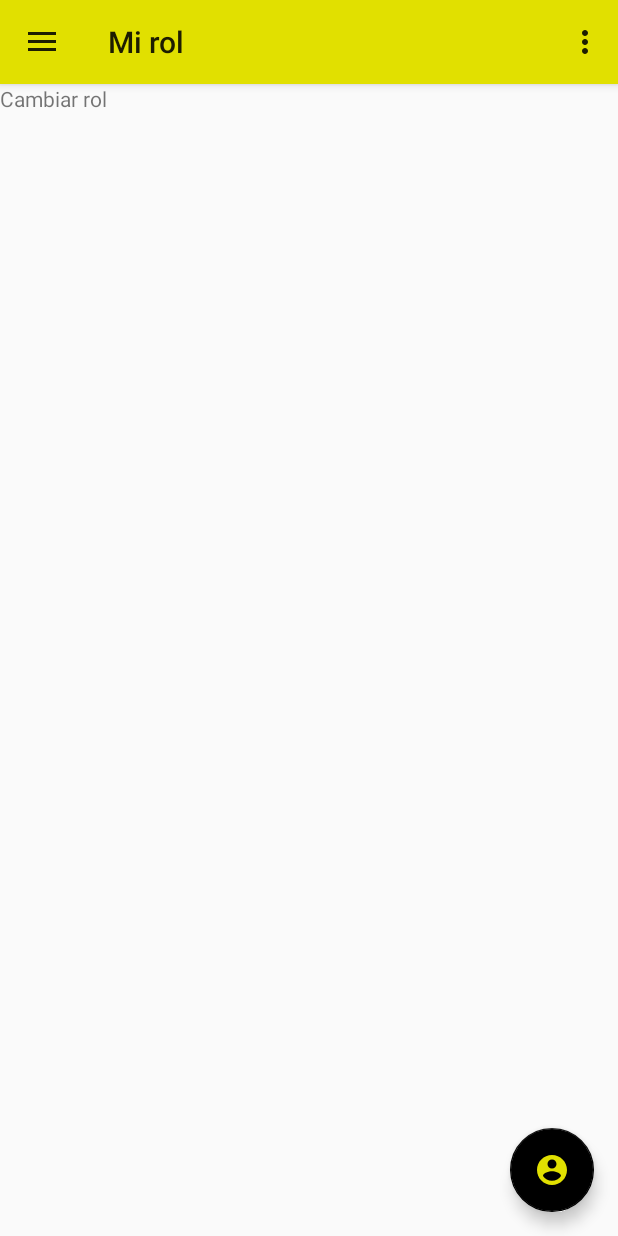
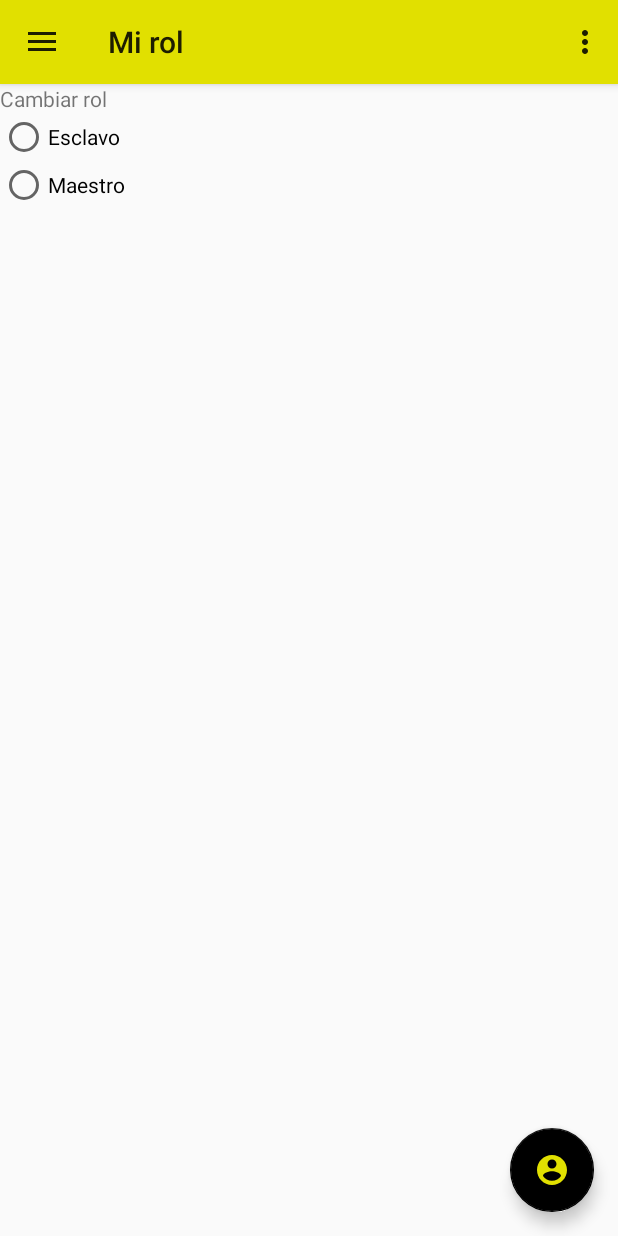
Before and after one commit to P1T4G0R4S/tt-social-app, an Android app: the screen it shows after launch (MainActivity), in the options menu, after a tap on "Cambiar rol", on a phone screen of 412 x 824 dp. Run offline under Robolectric (Android 15) with nearby library versions, the phone set to English and light mode, and no system bars; libraries missing offline, so code that uses them is left out: edu.rit.se; 13 statements that could not run were skipped.

Commit message:
Add role selection fragment functionalities

```diff
--- a/app/src/main/java/com/test/navigationdrawer1/MainActivity.java
+++ b/app/src/main/java/com/test/navigationdrawer1/MainActivity.java
@@ -8,6 +8,7 @@ import android.content.DialogInterface;
 import android.content.Intent;
 import android.content.IntentFilter;
 import android.content.ServiceConnection;
+import android.content.SharedPreferences;
 import android.content.pm.PackageManager;
 import android.location.Location;
 import android.location.LocationListener;
@@ -55,6 +56,7 @@ public class MainActivity extends AppCompatActivity
     String TAG = "Main";
     Context context;
     NetworkUtil networkUtil;
+    SharedPreferences pref;
     ListView deviceList;
     ServiceListViewAdapter servicesListAdapter;
     List<DnsSdService> services = new ArrayList<>();
@@ -108,15 +110,19 @@ public class MainActivity extends AppCompatActivity
     }
 
     private void removeWifiService() {
+        if (wifiDirectHandler != null) {
             Log.w(TAG, "Service Wifi removed");
             wifiDirectHandler.removeGroup();
             context.stopService(new Intent(context, ServiceConnection.class));
             context.unbindService(wifiServiceConnection);
         }
+    }
 
     private void removeWifiP2pService() {
+        if (wifiDirectHandler != null) {
             Log.w(TAG, "Service P2p removed");
             wifiDirectHandler.removeService();
+        }
     }
 
     public void setupLocationProvider() {
@@ -279,16 +285,17 @@ public class MainActivity extends AppCompatActivity
     }
 
     private void addWifiP2pService() {
-        //pref = this.getSharedPreferences("Options", MODE_PRIVATE);
-        //int deviceTypePref = pref.getInt("devicetype",999);
-        //DeviceType deviceType = DeviceType.get(deviceTypePref);
+        pref = this.getSharedPreferences("Options", MODE_PRIVATE);
+        int deviceTypePref = pref.getInt("devicetype", DeviceType.EMITTER.getCode());
+        DeviceType deviceType = DeviceType.get(deviceTypePref);
+        Log.e("addWifiP2pService", deviceType.toString());
 
         if (wifiDirectHandler.getWifiP2pServiceInfo() == null) {
             HashMap<String, String> record = new HashMap<>();
             record.put("Name", wifiDirectHandler.getThisDevice().deviceName);
             record.put("Address", wifiDirectHandler.getThisDevice().deviceAddress);
-            //record.put("DeviceType", deviceType.toString());
-            record.put("DeviceType", "TEST");
+            record.put("DeviceType", deviceType.toString());
+            //record.put("DeviceType", "TEST");
             wifiDirectHandler.addLocalService("Wi-Fi Buddy", record);
             Log.d(TAG, "Service P2p added");
         } else {
--- a/app/src/main/java/com/test/navigationdrawer1/RoleFragment.java
+++ b/app/src/main/java/com/test/navigationdrawer1/RoleFragment.java
@@ -1,77 +1,48 @@
 package com.test.navigationdrawer1;
 
 import android.content.Context;
+import android.content.SharedPreferences;
 import android.net.Uri;
 import android.os.Bundle;
 import android.support.v4.app.Fragment;
 import android.view.LayoutInflater;
 import android.view.View;
 import android.view.ViewGroup;
+import android.widget.RadioButton;
+
+import com.test.navigationdrawer1.Network.DeviceType;
+
+import static android.content.Context.MODE_PRIVATE;
 
 
 /**
  * A simple {@link Fragment} subclass.
- * Activities that contain this fragment must implement the
- * {@link RoleFragment.OnFragmentInteractionListener} interface
- * to handle interaction events.
- * Use the {@link RoleFragment#newInstance} factory method to
- * create an instance of this fragment.
  */
 public class RoleFragment extends Fragment {
-    // TODO: Rename parameter arguments, choose names that match
-    // the fragment initialization parameters, e.g. ARG_ITEM_NUMBER
-    private static final String ARG_PARAM1 = "param1";
-    private static final String ARG_PARAM2 = "param2";
 
-    // TODO: Rename and change types of parameters
-    private String mParam1;
-    private String mParam2;
-
-    private OnFragmentInteractionListener mListener;
+    MainActivity activity;
+    DeviceType device;
 
     public RoleFragment() {
-        // Required empty public constructor
-    }
-
-    /**
-     * Use this factory method to create a new instance of
-     * this fragment using the provided parameters.
-     *
-     * @param param1 Parameter 1.
-     * @param param2 Parameter 2.
-     * @return A new instance of fragment RoleFragment.
-     */
-    // TODO: Rename and change types and number of parameters
-    public static RoleFragment newInstance(String param1, String param2) {
-        RoleFragment fragment = new RoleFragment();
-        Bundle args = new Bundle();
-        args.putString(ARG_PARAM1, param1);
-        args.putString(ARG_PARAM2, param2);
-        fragment.setArguments(args);
-        return fragment;
     }
 
     @Override
     public void onCreate(Bundle savedInstanceState) {
         super.onCreate(savedInstanceState);
-        if (getArguments() != null) {
-            mParam1 = getArguments().getString(ARG_PARAM1);
-            mParam2 = getArguments().getString(ARG_PARAM2);
-        }
     }
 
     @Override
     public View onCreateView(LayoutInflater inflater, ViewGroup container,
                              Bundle savedInstanceState) {
-        // Inflate the layout for this fragment
-        return inflater.inflate(R.layout.fragment_role, container, false);
-    }
+        View rootView = inflater.inflate(R.layout.fragment_role, container, false);
+        RadioButton radioButton1 = (RadioButton)rootView.findViewById(R.id.radio_master);
+        RadioButton radioButton2 = (RadioButton)rootView.findViewById(R.id.radio_slave);
 
-    // TODO: Rename method, update argument and hook method into UI event
-    public void onButtonPressed(Uri uri) {
-        if (mListener != null) {
-            mListener.onFragmentInteraction(uri);
-        }
+        radioButton1.setOnClickListener(onRadioButtonClicked);
+        radioButton2.setOnClickListener(onRadioButtonClicked);
+
+        activity = (MainActivity) getActivity();
+        return rootView;
     }
 
     @Override
@@ -82,21 +53,27 @@ public class RoleFragment extends Fragment {
     @Override
     public void onDetach() {
         super.onDetach();
-        mListener = null;
     }
 
-    /**
-     * This interface must be implemented by activities that contain this
-     * fragment to allow an interaction in this fragment to be communicated
-     * to the activity and potentially other fragments contained in that
-     * activity.
-     * <p>
-     * See the Android Training lesson <a href=
-     * "http://developer.android.com/training/basics/fragments/communicating.html"
-     * >Communicating with Other Fragments</a> for more information.
-     */
-    public interface OnFragmentInteractionListener {
-        // TODO: Update argument type and name
-        void onFragmentInteraction(Uri uri);
-    }
+    View.OnClickListener onRadioButtonClicked = new View.OnClickListener() {
+        @Override
+        public void onClick(View view) {
+            boolean checked = ((RadioButton) view).isChecked();
+
+            switch(view.getId()) {
+                case R.id.radio_slave:
+                    if (checked)
+                        device = DeviceType.EMITTER;
+                    break;
+                case R.id.radio_master:
+                    if (checked)
+                        device = DeviceType.ACCESS_POINT;
+                    break;
+            }
+
+            SharedPreferences.Editor editor = activity.getSharedPreferences("Options", MODE_PRIVATE).edit();
+            editor.putInt("devicetype", device.getCode());
+            editor.commit();
+        }
+    };
 }
--- a/app/src/main/res/layout/fragment_role.xml
+++ b/app/src/main/res/layout/fragment_role.xml
@@ -1,13 +1,29 @@
-<FrameLayout xmlns:android="http://schemas.android.com/apk/res/android"
+<LinearLayout xmlns:android="http://schemas.android.com/apk/res/android"
     xmlns:tools="http://schemas.android.com/tools"
     android:layout_width="match_parent"
     android:layout_height="match_parent"
+    android:orientation="vertical"
     tools:context="com.test.navigationdrawer1.RoleFragment">
 
     <!-- TODO: Update blank fragment layout -->
     <TextView
         android:layout_width="match_parent"
-        android:layout_height="match_parent"
+        android:layout_height="wrap_content"
         android:text="Cambiar rol" />
 
-</FrameLayout>
+    <RadioGroup
+        android:layout_width="fill_parent"
+        android:layout_height="wrap_content"
+        android:orientation="vertical">
+        <RadioButton android:id="@+id/radio_slave"
+            android:layout_width="wrap_content"
+            android:layout_height="wrap_content"
+            android:text="Esclavo"
+            android:onClick="onRadioButtonClicked"/>
+        <RadioButton android:id="@+id/radio_master"
+            android:layout_width="wrap_content"
+            android:layout_height="wrap_content"
+            android:text="Maestro"
+            android:onClick="onRadioButtonClicked"/>
+    </RadioGroup>
+</LinearLayout>
```
Lines whose indentation alone changed are shown as unchanged.
